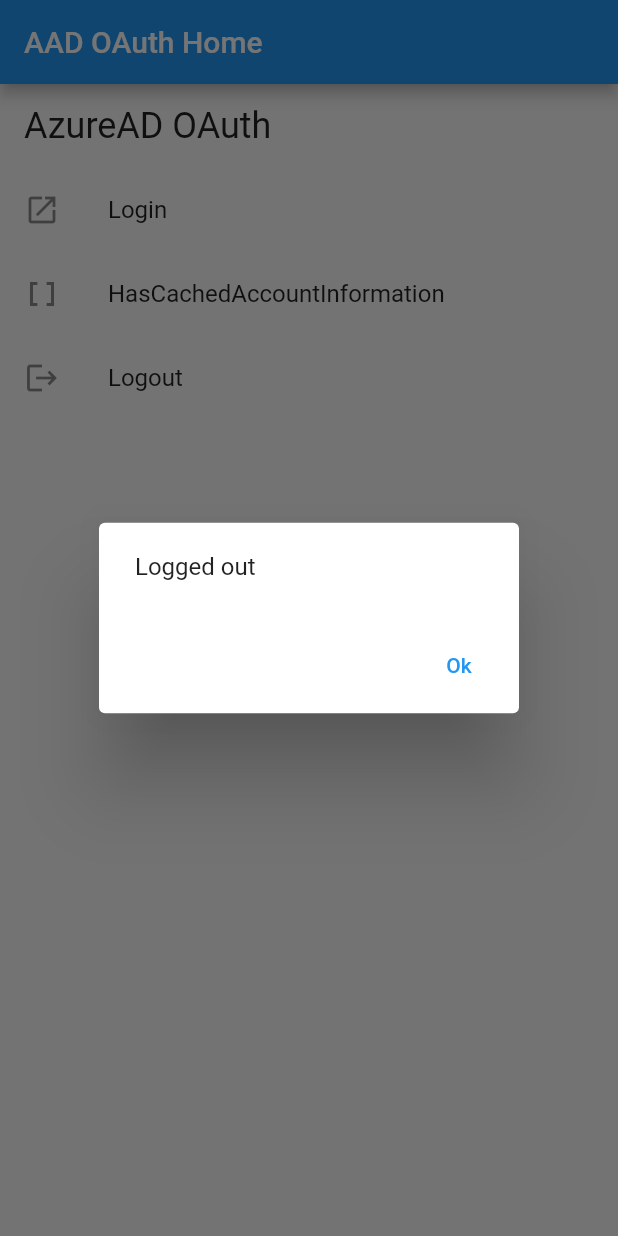
After one commit to rohansolse/azure_auth, a Flutter app: the AzureAuth screen opened directly, after a tap on "Logout", on a phone screen of 412 x 824 dp. The commit adds this screen. Run offline on Flutter 3.47's test engine with Material 2 defaults, Android fonts, the phone set to English and light mode, and no system bars; missing offline and left inert: aad_oauth.

Commit message:
working refactor

```diff
--- /dev/null
+++ b/lib/azure_auth.dart
@@ -0,0 +1,116 @@
+// ignore_for_file: use_build_context_synchronously, prefer_typing_uninitialized_variables
+import 'package:azure_auth/main.dart';
+import 'package:flutter/foundation.dart';
+import 'package:aad_oauth/aad_oauth.dart';
+import 'package:aad_oauth/model/config.dart';
+import 'package:azure_auth/constants.dart';
+import 'package:flutter/material.dart';
+
+class AzureAuth extends StatefulWidget {
+  const AzureAuth({super.key, required this.title, required this.navigatorKey});
+  final String title;
+  final navigatorKey;
+  @override
+  State<AzureAuth> createState() => _AzureAuthState();
+}
+
+class _AzureAuthState extends State<AzureAuth> {
+  static final Config config = Config(
+    tenant: AzureConstants.tenentId,
+    clientId: AzureConstants.clientId,
+    scope: AzureConstants.scope,
+    navigatorKey: navigatorKey,
+    loader: const SizedBox(),
+  );
+  final AadOAuth oauth = AadOAuth(config);
+
+  @override
+  Widget build(BuildContext context) {
+    return Scaffold(
+      appBar: AppBar(
+        title: Text(widget.title),
+      ),
+      body: ListView(
+        children: <Widget>[
+          ListTile(
+            title: Text(
+              'AzureAD OAuth',
+              style: Theme.of(context).textTheme.headlineSmall,
+            ),
+          ),
+          ListTile(
+            leading: const Icon(Icons.launch),
+            title: const Text('Login${kIsWeb ? ' (web popup)' : ''}'),
+            onTap: () {
+              login(false);
+            },
+          ),
+          if (kIsWeb)
+            ListTile(
+              leading: const Icon(Icons.launch),
+              title: const Text('Login (web redirect)'),
+              onTap: () {
+                login(true);
+              },
+            ),
+          ListTile(
+            leading: const Icon(Icons.data_array),
+            title: const Text('HasCachedAccountInformation'),
+            onTap: () => hasCachedAccountInformation(),
+          ),
+          ListTile(
+            leading: const Icon(Icons.logout),
+            title: const Text('Logout'),
+            onTap: () {
+              logout();
+            },
+          ),
+        ],
+      ),
+    );
+  }
+
+  void showError(dynamic ex) {
+    showMessage(ex.toString());
+  }
+
+  void showMessage(String text) {
+    var alert = AlertDialog(content: Text(text), actions: <Widget>[
+      TextButton(
+          child: const Text('Ok'),
+          onPressed: () {
+            Navigator.pop(context);
+          })
+    ]);
+    showDialog(context: context, builder: (BuildContext context) => alert);
+  }
+
+  void login(bool redirect) async {
+    config.webUseRedirect = redirect;
+    final result = await oauth.login();
+    result.fold(
+      (l) => showError(l.toString()),
+      (r) => showMessage('Logged in successfully, your access token: $r'),
+    );
+    var accessToken = await oauth.getAccessToken();
+    if (accessToken != null) {
+      ScaffoldMessenger.of(context).hideCurrentSnackBar();
+      ScaffoldMessenger.of(context).showSnackBar(SnackBar(content: Text(accessToken)));
+    }
+  }
+
+  void hasCachedAccountInformation() async {
+    var hasCachedAccountInformation = await oauth.hasCachedAccountInformation;
+    ScaffoldMessenger.of(context).hideCurrentSnackBar();
+    ScaffoldMessenger.of(context).showSnackBar(
+      SnackBar(
+        content: Text('HasCachedAccountInformation: $hasCachedAccountInformation'),
+      ),
+    );
+  }
+
+  void logout() async {
+    await oauth.logout();
+    showMessage('Logged out');
+  }
+}
--- a/lib/constants.dart
+++ b/lib/constants.dart
@@ -0,0 +1,5 @@
+class AzureConstants {
+  static const tenentId = '58d32a83-95a1-4062-8a76-25689bc3e158';
+  static const clientId = '66d55d0c-2b44-4fcd-9943-5d9c58e420ff';
+  static const scope = 'openid profile offline_access User.read';
+}
```
Also changed, not shown: lib/main.dart (+2 -115 lines).
